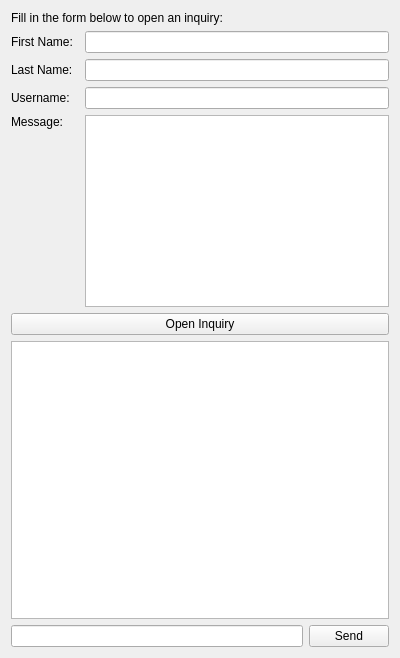
Before: the Qt Designer form Gui/ClientView.ui in antonio-hus/Customer-Support-Assistant, drawn with Qt 5.
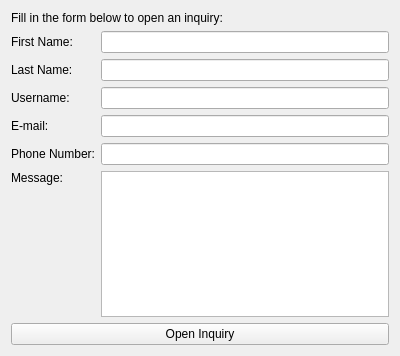
After: the same form once the commit is applied.

Diff of the .ui file:
```diff
--- a/Gui/ClientView.ui
+++ b/Gui/ClientView.ui
@@ -7,7 +7,7 @@
     <x>0</x>
     <y>0</y>
     <width>400</width>
-    <height>658</height>
+    <height>356</height>
    </rect>
   </property>
   <property name="windowTitle">
@@ -28,23 +28,6 @@
        <item row="2" column="1">
         <widget class="QLineEdit" name="usernameEdit"/>
        </item>
-       <item row="1" column="0">
-        <widget class="QLabel" name="label_3">
-         <property name="text">
-          <string>Last Name:  </string>
-         </property>
-        </widget>
-       </item>
-       <item row="1" column="1">
-        <widget class="QLineEdit" name="lastNameEdit"/>
-       </item>
-       <item row="2" column="0">
-        <widget class="QLabel" name="label_4">
-         <property name="text">
-          <string>Username:</string>
-         </property>
-        </widget>
-       </item>
        <item row="0" column="0">
         <widget class="QLabel" name="label_2">
          <property name="text">
@@ -52,18 +35,55 @@
          </property>
         </widget>
        </item>
-       <item row="3" column="0" alignment="Qt::AlignmentFlag::AlignTop">
-        <widget class="QLabel" name="label_5">
+       <item row="5" column="1">
+        <widget class="QTextEdit" name="inquiryMessageBox"/>
+       </item>
+       <item row="3" column="0">
+        <widget class="QLabel" name="label_6">
          <property name="text">
-          <string>Message:</string>
+          <string>E-mail:</string>
+         </property>
+        </widget>
+       </item>
+       <item row="2" column="0">
+        <widget class="QLabel" name="label_4">
+         <property name="text">
+          <string>Username:</string>
          </property>
         </widget>
        </item>
        <item row="0" column="1">
         <widget class="QLineEdit" name="firstNameEdit"/>
        </item>
+       <item row="1" column="1">
+        <widget class="QLineEdit" name="lastNameEdit"/>
+       </item>
+       <item row="5" column="0" alignment="Qt::AlignmentFlag::AlignTop">
+        <widget class="QLabel" name="label_5">
+         <property name="text">
+          <string>Message:</string>
+         </property>
+        </widget>
+       </item>
+       <item row="1" column="0">
+        <widget class="QLabel" name="label_3">
+         <property name="text">
+          <string>Last Name:  </string>
+         </property>
+        </widget>
+       </item>
+       <item row="4" column="0">
+        <widget class="QLabel" name="label_7">
+         <property name="text">
+          <string>Phone Number:</string>
+         </property>
+        </widget>
+       </item>
        <item row="3" column="1">
-        <widget class="QTextEdit" name="inquiryMessageBox"/>
+        <widget class="QLineEdit" name="emailEdit"/>
+       </item>
+       <item row="4" column="1">
+        <widget class="QLineEdit" name="phoneEdit"/>
        </item>
       </layout>
      </item>
@@ -76,27 +96,6 @@
      </item>
     </layout>
    </item>
-   <item>
-    <layout class="QVBoxLayout" name="chatView">
-     <item>
-      <widget class="QListWidget" name="messagesView"/>
-     </item>
-     <item>
-      <layout class="QHBoxLayout" name="horizontalLayout">
-       <item>
-        <widget class="QLineEdit" name="messageBox"/>
-       </item>
-       <item>
-        <widget class="QPushButton" name="sendButton">
-         <property name="text">
-          <string>Send</string>
-         </property>
-        </widget>
-       </item>
-      </layout>
-     </item>
-    </layout>
-   </item>
   </layout>
  </widget>
  <resources/>
```
